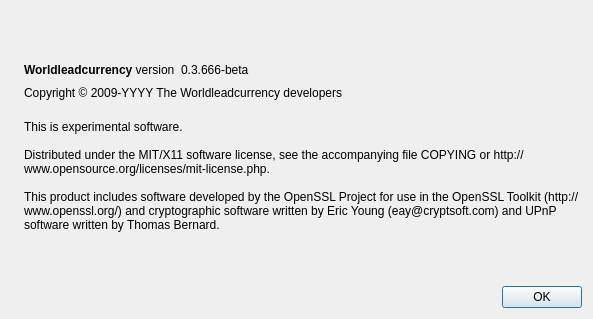
Before: the Qt Designer form src/qt/forms/aboutdialog.ui in faz-bz/SOLIDAR, drawn with Qt 5.
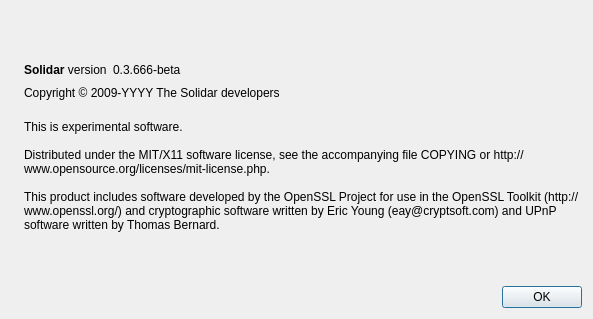
After: the same form once the commit is applied. Icons and pictures are not drawn.

Diff of the .ui file:
```diff
--- a/src/qt/forms/aboutdialog.ui
+++ b/src/qt/forms/aboutdialog.ui
@@ -50,7 +50,7 @@
           <cursorShape>IBeamCursor</cursorShape>
          </property>
          <property name="text">
-          <string>&lt;b&gt;Worldleadcurrency&lt;/b&gt; version</string>
+          <string>&lt;b&gt;Solidar&lt;/b&gt; version</string>
          </property>
          <property name="textInteractionFlags">
           <set>Qt::LinksAccessibleByMouse|Qt::TextSelectableByKeyboard|Qt::TextSelectableByMouse</set>
@@ -91,7 +91,7 @@
         <cursorShape>IBeamCursor</cursorShape>
        </property>
        <property name="text">
-        <string notr="true">Copyright &amp;copy; 2009-YYYY The Worldleadcurrency developers</string>
+        <string notr="true">Copyright &amp;copy; 2009-YYYY The Solidar developers</string>
        </property>
        <property name="textFormat">
         <enum>Qt::RichText</enum>
```
Left out of the diff: 2 changed lines with no effect on the pictures.
